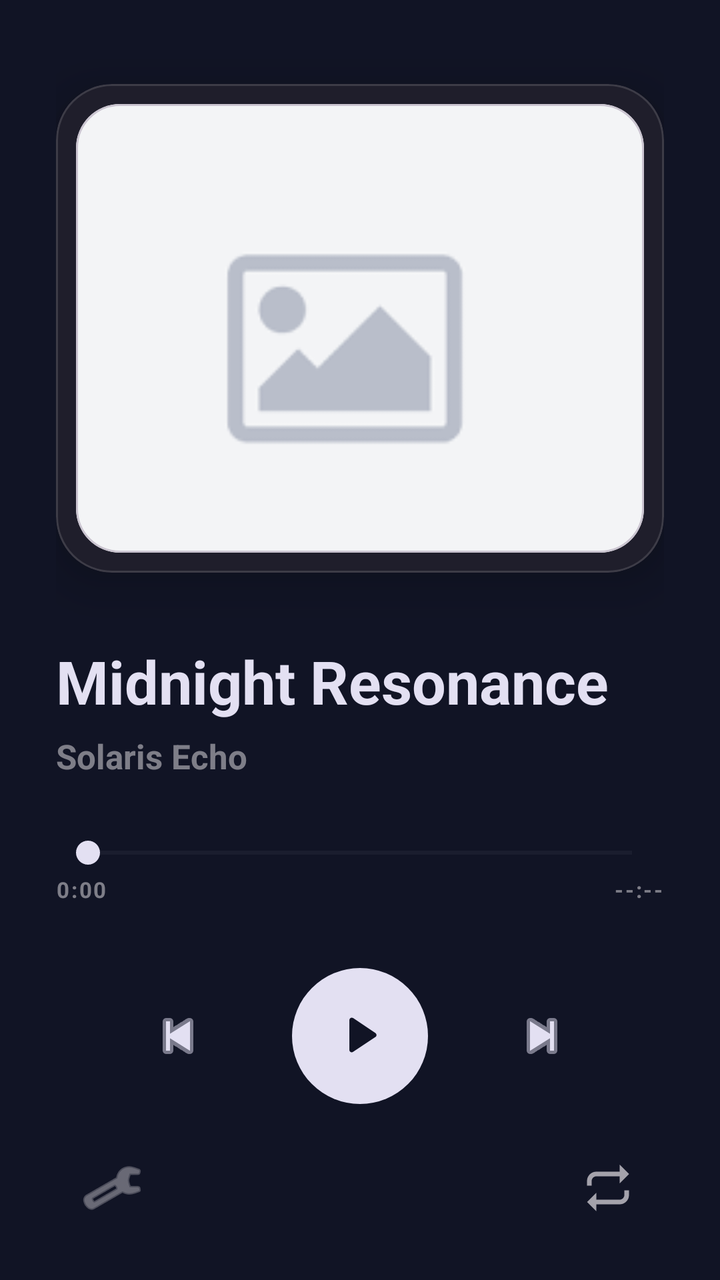
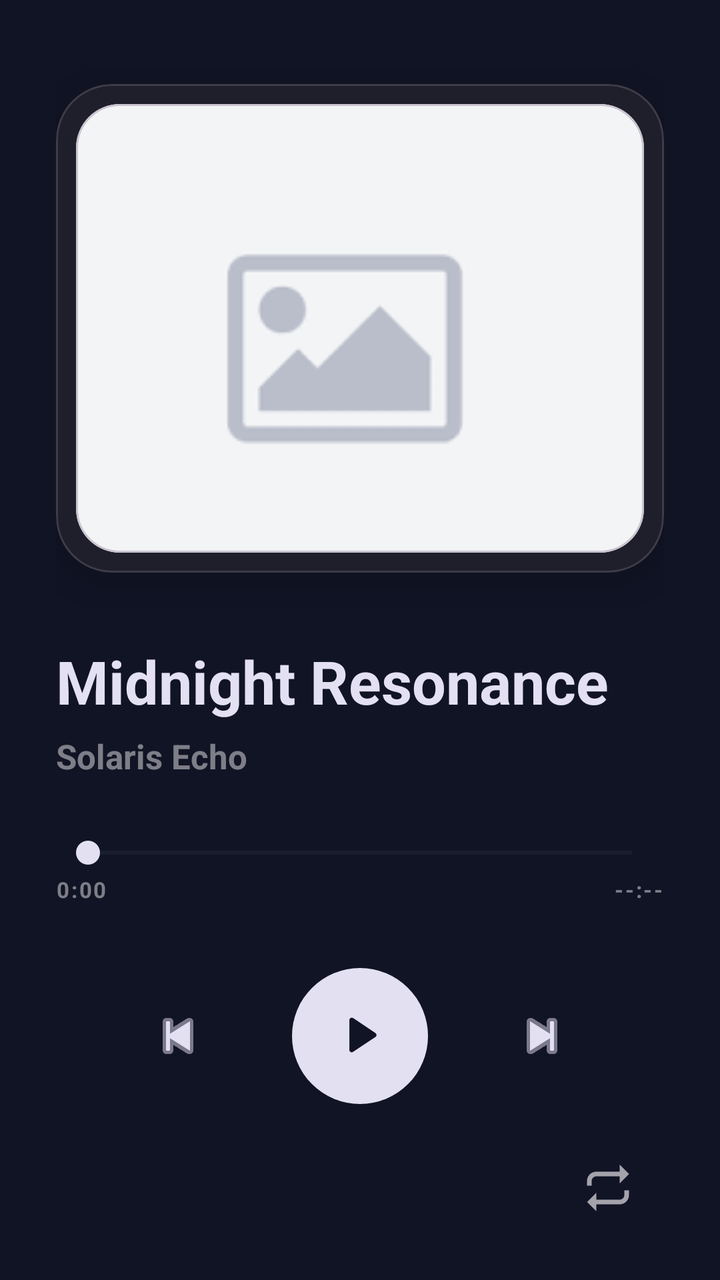

An Android layout rendered at two revisions. The XML below is the earlier revision; the diff shows what the commit changed to produce the second picture.
<!-- AndroidManifest.xml: application theme Theme.FDPDPlayer -->
<!-- res/layout/fragment_cancion.xml -->
<?xml version="1.0" encoding="utf-8"?>
<LinearLayout xmlns:android="http://schemas.android.com/apk/res/android"
    xmlns:app="http://schemas.android.com/apk/res-auto"
    xmlns:tools="http://schemas.android.com/tools"
    android:layout_width="match_parent"
    android:layout_height="match_parent"
    android:background="#111425"
    android:orientation="vertical"
    android:paddingStart="28dp"
    android:paddingTop="22dp"
    android:paddingEnd="28dp"
    android:paddingBottom="22dp"
    tools:context=".fragments.internalFragments.itemFragments.CancionFragment">

    <LinearLayout
        android:layout_width="match_parent"
        android:layout_height="0dp"
        android:layout_weight="1"
        android:gravity="center_horizontal"
        android:orientation="vertical">

        <Space
            android:layout_width="match_parent"
            android:layout_height="12dp" />

        <com.google.android.material.card.MaterialCardView
            android:layout_width="match_parent"
            android:layout_height="0dp"
            android:layout_marginTop="8dp"
            android:layout_marginBottom="34dp"
            android:layout_weight="1"
            app:cardBackgroundColor="#1F1E2B"
            app:cardCornerRadius="28dp"
            app:cardElevation="14dp"
            app:strokeColor="#22FFFFFF"
            app:strokeWidth="1dp">

            <FrameLayout
                android:layout_width="match_parent"
                android:layout_height="match_parent"
                android:padding="10dp">

                <com.google.android.material.card.MaterialCardView
                    android:layout_width="match_parent"
                    android:layout_height="match_parent"
                    app:cardBackgroundColor="#0D0D19"
                    app:cardCornerRadius="22dp"
                    app:cardElevation="0dp">

                    <ImageView
                        android:id="@+id/ivCaratula"
                        android:layout_width="match_parent"
                        android:layout_height="match_parent"
                        android:scaleType="centerCrop"
                        android:src="@drawable/imagenotfound" />

                </com.google.android.material.card.MaterialCardView>

            </FrameLayout>

        </com.google.android.material.card.MaterialCardView>

        <TextView
            android:id="@+id/tvNombreCancion"
            android:layout_width="match_parent"
            android:layout_height="wrap_content"
            android:ellipsize="end"
            android:maxLines="1"
            android:text="Midnight Resonance"
            android:textColor="#E3E0F2"
            android:textSize="30sp"
            android:textStyle="bold" />

        <TextView
            android:id="@+id/tvSubCancion"
            android:layout_width="match_parent"
            android:layout_height="wrap_content"
            android:layout_marginTop="6dp"
            android:ellipsize="end"
            android:maxLines="1"
            android:text="Solaris Echo"
            android:textColor="#99C8C5CC"
            android:textSize="17sp"
            android:textStyle="bold" />

        <SeekBar
            android:id="@+id/seekBarProgreso"
            android:layout_width="match_parent"
            android:layout_height="wrap_content"
            android:layout_marginTop="28dp"
            android:max="100"
            android:progress="0"
            android:progressBackgroundTint="#26FFFFFF"
            android:progressTint="#E3E0F2"
            android:splitTrack="false"
            android:thumbTint="#E3E0F2" />

        <LinearLayout
            android:layout_width="match_parent"
            android:layout_height="wrap_content"
            android:layout_marginTop="2dp"
            android:gravity="center_vertical"
            android:orientation="horizontal">

            <TextView
                android:id="@+id/tvTiempoActual"
                android:layout_width="0dp"
                android:layout_height="wrap_content"
                android:layout_weight="1"
                android:letterSpacing="0.08"
                android:text="0:00"
                android:textColor="#99C8C5CC"
                android:textSize="11sp"
                android:textStyle="bold" />

            <TextView
                android:id="@+id/tvTiempoFinal"
                android:layout_width="wrap_content"
                android:layout_height="wrap_content"
                android:letterSpacing="0.08"
                android:text="--:--"
                android:textColor="#99C8C5CC"
                android:textSize="11sp"
                android:textStyle="bold" />

        </LinearLayout>

        <LinearLayout
            android:layout_width="match_parent"
            android:layout_height="wrap_content"
            android:layout_marginTop="32dp"
            android:gravity="center"
            android:orientation="horizontal">

            <ImageButton
                android:id="@+id/btnAnterior"
                android:layout_width="58dp"
                android:layout_height="58dp"
                android:layout_marginEnd="28dp"
                android:background="@android:color/transparent"
                android:contentDescription="Canción anterior"
                android:padding="10dp"
                android:src="@android:drawable/ic_media_previous"
                app:tint="#E3E0F2" />

            <com.google.android.material.button.MaterialButton
                android:id="@+id/btnPlayPause"
                android:layout_width="68dp"
                android:layout_height="68dp"
                android:gravity="center"
                android:insetLeft="0dp"
                android:insetTop="0dp"
                android:insetRight="0dp"
                android:insetBottom="0dp"
                android:minWidth="0dp"
                android:minHeight="0dp"
                android:padding="0dp"
                android:text=""
                app:backgroundTint="#E3E0F2"
                app:cornerRadius="34dp"
                app:elevation="8dp"
                app:icon="@drawable/ic_player_play"
                app:iconGravity="textStart"
                app:iconPadding="0dp"
                app:iconSize="34dp"
                app:iconTint="#111425" />

            <ImageButton
                android:id="@+id/btnSiguiente"
                android:layout_width="58dp"
                android:layout_height="58dp"
                android:layout_marginStart="28dp"
                android:background="@android:color/transparent"
                android:contentDescription="Siguiente canción"
                android:padding="10dp"
                android:src="@android:drawable/ic_media_next"
                app:tint="#E3E0F2" />

        </LinearLayout>

    </LinearLayout>

    <LinearLayout
        android:layout_width="match_parent"
        android:layout_height="wrap_content"
        android:layout_marginTop="18dp"
        android:gravity="center_vertical"
        android:orientation="horizontal"
        android:paddingStart="4dp"
        android:paddingEnd="4dp">

        <ImageButton
            android:id="@+id/btnConfigurar"
            android:layout_width="48dp"
            android:layout_height="48dp"
            android:background="@android:color/transparent"
            android:contentDescription="Configurar canción"
            android:padding="11dp"
            android:src="@android:drawable/ic_menu_manage"
            app:tint="#CCC8C5CC"
            tools:ignore="HardcodedText" />

        <View
            android:layout_width="0dp"
            android:layout_height="1dp"
            android:layout_weight="1" />

        <ImageButton
            android:id="@+id/btnModoReproduccion"
            android:layout_width="48dp"
            android:layout_height="48dp"
            android:background="@android:color/transparent"
            android:contentDescription="Modo de reproducción"
            android:padding="11dp"
            android:src="@drawable/ic_repeat"
            app:tint="#CCC8C5CC" />

    </LinearLayout>

</LinearLayout>
<!-- resources referenced by this layout -->
<resources>
  <!-- drawable ic_player_play (drawable) -->
  <?xml version="1.0" encoding="utf-8"?>
  <vector xmlns:android="http://schemas.android.com/apk/res/android"
      android:width="32dp"
      android:height="32dp"
      android:viewportWidth="32"
      android:viewportHeight="32">
  
      <path
          android:fillColor="#FFFFFFFF"
          android:pathData="M11,8.5C11,7.6 12,7.05 12.75,7.55L23.25,14.55C23.95,15.02 23.95,16.02 23.25,16.49L12.75,23.49C12,23.99 11,23.45 11,22.55V8.5Z" />
  
  </vector>
  <!-- drawable ic_repeat (drawable) -->
  <?xml version="1.0" encoding="utf-8"?>
  <vector xmlns:android="http://schemas.android.com/apk/res/android"
      android:width="28dp"
      android:height="28dp"
      android:viewportWidth="24"
      android:viewportHeight="24">
  
      <path
          android:fillColor="#FFFFFFFF"
          android:pathData="M7,7H17V10L21,6L17,2V5H7C4.79,5 3,6.79 3,9V11H5V9C5,7.9 5.9,7 7,7ZM17,17H7V14L3,18L7,22V19H17C19.21,19 21,17.21 21,15V13H19V15C19,16.1 18.1,17 17,17Z" />
  
  </vector>
  <!-- drawable imagenotfound: png bitmap (drawable, 809 bytes) -->
  <style name="Theme.FDPDPlayer" parent="Base.Theme.FDPDPlayer" />
  <style name="Base.Theme.FDPDPlayer" parent="Theme.Material3.DayNight.NoActionBar">
          
          
      </style>
</resources>

<!-- the commit's change to res/layout/fragment_cancion.xml (unified diff, before → after) -->
@@ -189,17 +189,6 @@
         android:paddingStart="4dp"
         android:paddingEnd="4dp">
 
-        <ImageButton
-            android:id="@+id/btnConfigurar"
-            android:layout_width="48dp"
-            android:layout_height="48dp"
-            android:background="@android:color/transparent"
-            android:contentDescription="Configurar canción"
-            android:padding="11dp"
-            android:src="@android:drawable/ic_menu_manage"
-            app:tint="#CCC8C5CC"
-            tools:ignore="HardcodedText" />
-
         <View
             android:layout_width="0dp"
             android:layout_height="1dp"
